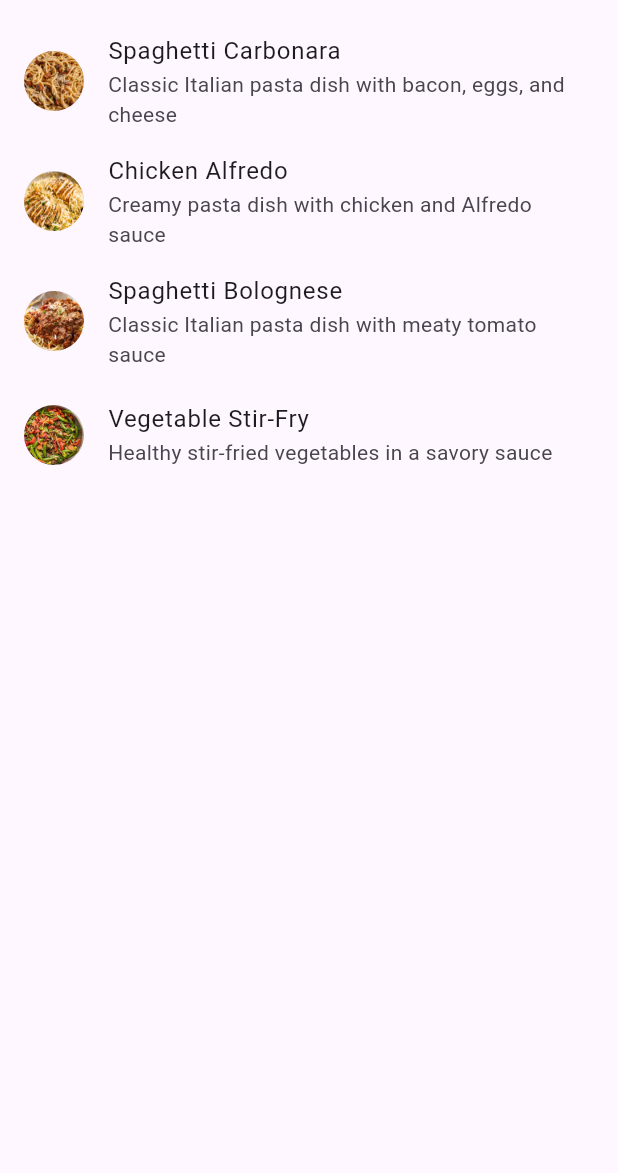
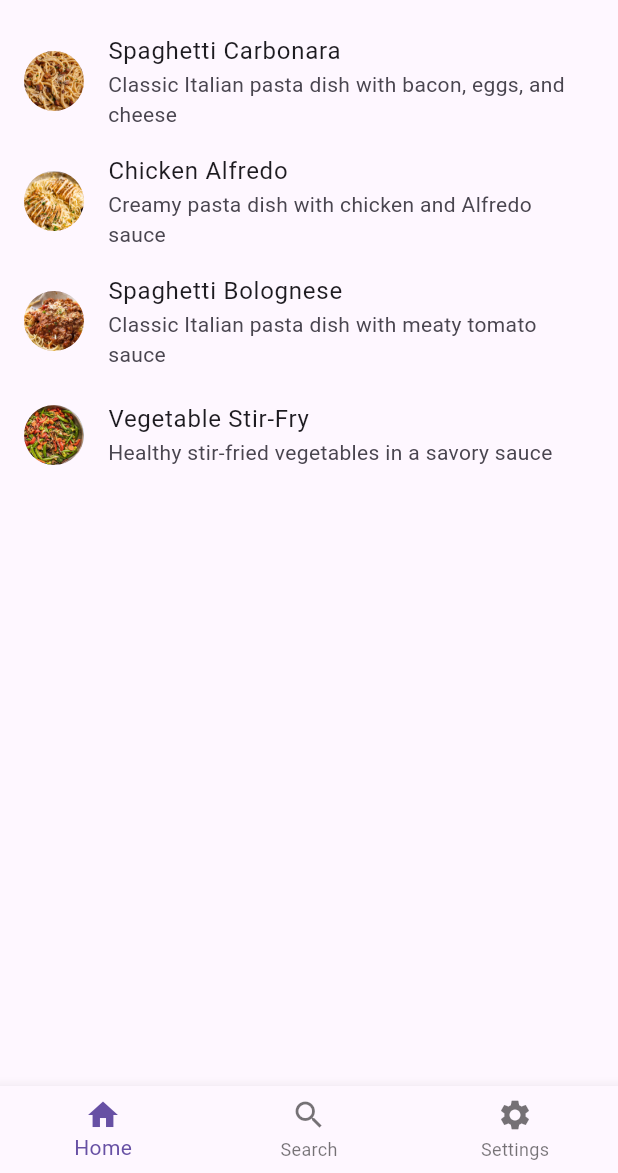
Before and after one commit to csomprakit/Group9, a Flutter app: the ReadPage screen opened by its route, on a phone screen of 412 x 824 dp, the part 63-1236 px from its top. Run offline on Flutter 3.47's test engine with Material 3 defaults, Android fonts, the phone set to English and light mode, and no system bars; our stand-ins replace floor, go_router, sqflite; accounts and stored records are empty; generated files the repository leaves out were written again.

```diff
--- a/lib/ReadPage.dart
+++ b/lib/ReadPage.dart
@@ -1,6 +1,6 @@
 import 'package:flutter/material.dart';
-
 import 'database/recipe_database.dart';
+import 'package:recipe_book_app/bottom_nav.dart';
 
 
 class Recipe {
@@ -91,6 +91,7 @@ class ReadPage extends StatelessWidget {
           );
         },
       ),
+      bottomNavigationBar: BottomNav(),
     );
   }
 }
```
